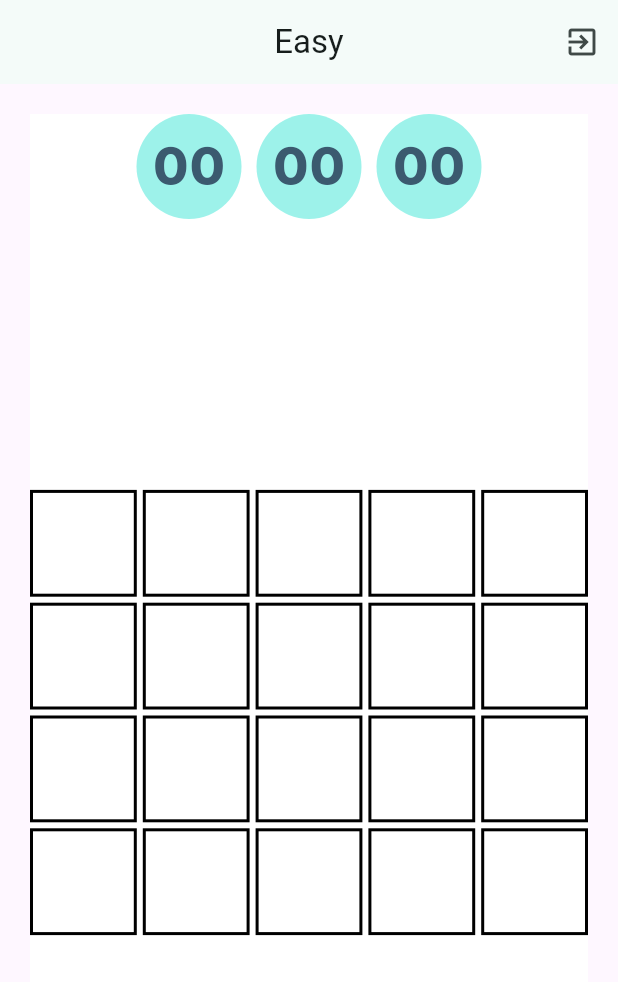
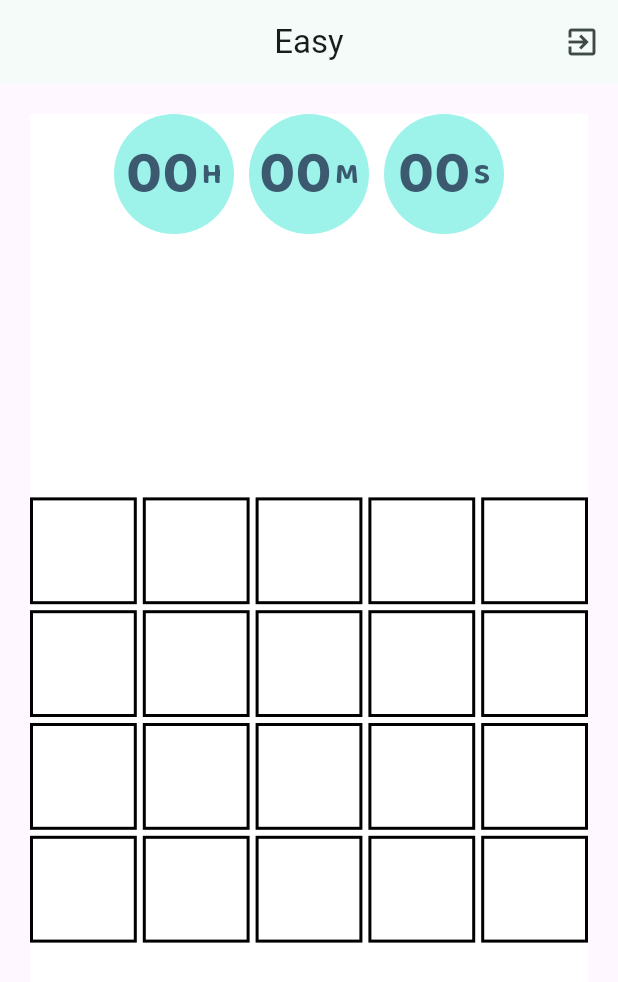
Before and after one commit to Mokshith-S/match_box, a Flutter app: the screen it shows after launch, after a tap on "Easy", on a phone screen of 412 x 824 dp. Shown: the top 982 px of the screen. Run offline on Flutter 3.47's test engine with Material 3 defaults, Android fonts, the light colour scheme and no system bars; our stand-ins replace flutter_riverpod, google_fonts; Roboto replaces fonts that are missing (Kenia).

Commit message:
Timer design change

```diff
--- a/lib/widget/timer_logic.dart
+++ b/lib/widget/timer_logic.dart
@@ -13,14 +13,17 @@ class TaskTimer extends StatelessWidget {
       mainAxisAlignment: MainAxisAlignment.center,
       children: [
         Container(
-          height: 70,
-          width: 70,
+          height: 80,
+          width: 80,
           alignment: Alignment.center,
           decoration: BoxDecoration(
             borderRadius: BorderRadius.circular(50),
             color: Theme.of(context).colorScheme.primaryContainer,
           ),
-          child: Text(
+          child: Row(
+            mainAxisAlignment: MainAxisAlignment.center,
+            children: [
+              Text(
                 hr.length == 1 ? '0$hr' : hr,
                 style: TextStyle(
                   fontSize: 40,
@@ -31,19 +34,39 @@ class TaskTimer extends StatelessWidget {
                       .withOpacity(0.9),
                 ),
               ),
+              const SizedBox(
+                width: 2,
+              ),
+              Text(
+                'H',
+                style: TextStyle(
+                  fontSize: 20,
+                  fontWeight: FontWeight.bold,
+                  height: 2.5,
+                  color: Theme.of(context)
+                      .colorScheme
+                      .onTertiaryContainer
+                      .withOpacity(0.9),
+                ),
+              ),
+            ],
+          ),
         ),
         const SizedBox(
           width: 10,
         ),
         Container(
-          height: 70,
-          width: 70,
+          height: 80,
+          width: 80,
           alignment: Alignment.center,
           decoration: BoxDecoration(
             borderRadius: BorderRadius.circular(50),
             color: Theme.of(context).colorScheme.primaryContainer,
           ),
-          child: Text(
+          child: Row(
+            mainAxisAlignment: MainAxisAlignment.center,
+            children: [
+              Text(
                 min.length == 1 ? '0$min' : min,
                 style: TextStyle(
                   fontSize: 40,
@@ -54,19 +77,39 @@ class TaskTimer extends StatelessWidget {
                       .withOpacity(0.9),
                 ),
               ),
+              const SizedBox(
+                width: 2,
+              ),
+              Text(
+                'M',
+                style: TextStyle(
+                  height: 2.5,
+                  fontSize: 20,
+                  fontWeight: FontWeight.bold,
+                  color: Theme.of(context)
+                      .colorScheme
+                      .onTertiaryContainer
+                      .withOpacity(0.9),
+                ),
+              ),
+            ],
+          ),
         ),
         const SizedBox(
           width: 10,
         ),
         Container(
-          height: 70,
-          width: 70,
+          height: 80,
+          width: 80,
           alignment: Alignment.center,
           decoration: BoxDecoration(
             borderRadius: BorderRadius.circular(50),
             color: Theme.of(context).colorScheme.primaryContainer,
           ),
-          child: Text(
+          child: Row(
+            mainAxisAlignment: MainAxisAlignment.center,
+            children: [
+              Text(
                 sec.length == 1 ? '0$sec' : sec,
                 style: TextStyle(
                   fontSize: 40,
@@ -77,6 +120,23 @@ class TaskTimer extends StatelessWidget {
                       .withOpacity(0.9),
                 ),
               ),
+              const SizedBox(
+                width: 2,
+              ),
+              Text(
+                'S',
+                style: TextStyle(
+                  fontSize: 20,
+                  height: 2.5,
+                  fontWeight: FontWeight.bold,
+                  color: Theme.of(context)
+                      .colorScheme
+                      .onTertiaryContainer
+                      .withOpacity(0.9),
+                ),
+              ),
+            ],
+          ),
         ),
       ],
     );
```
Lines whose indentation alone changed are shown as unchanged.
